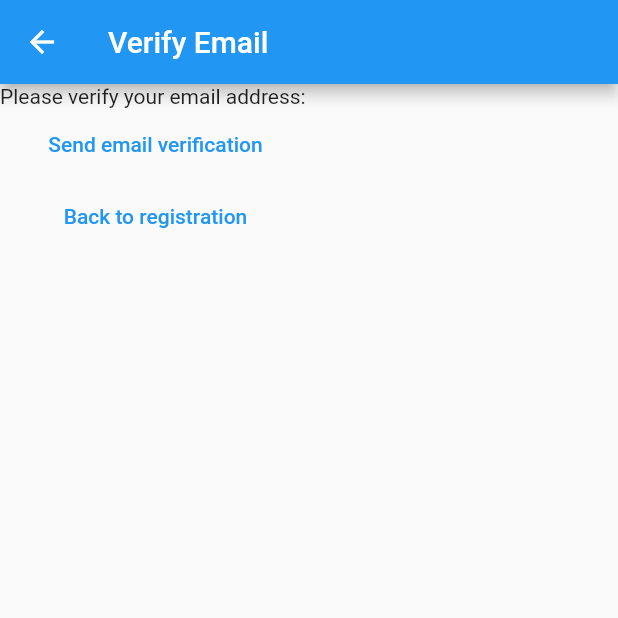
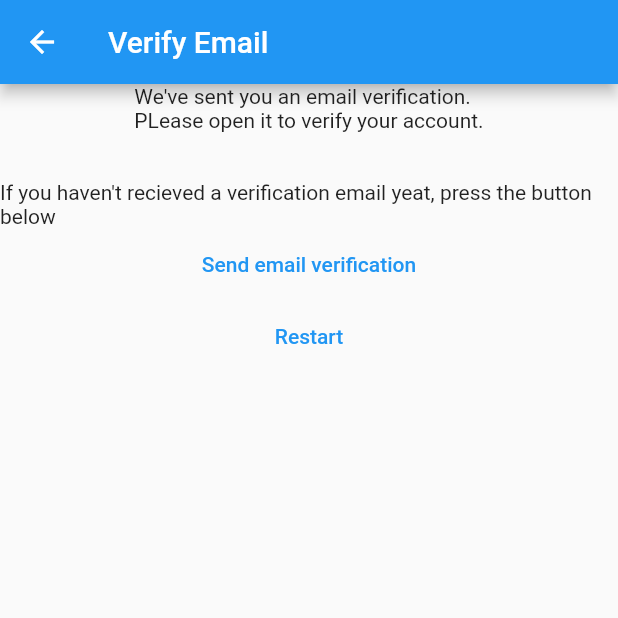
Before and after one commit to Gacha76/Mudra, a Flutter app: the VerifyEmailView screen opened directly, on a phone screen of 412 x 824 dp, the top half of it. Run offline on Flutter 3.47's test engine with Material 2 defaults, Android fonts, the phone set to English and light mode, and no system bars; our stand-ins replace firebase_auth, firebase_core; accounts and stored records are empty.

Commit message:
Ch-22 & Ch-23 done

```diff
--- a/lib/constants/routes.dart
+++ b/lib/constants/routes.dart
@@ -1,3 +1,4 @@
 const loginRoute = '/login/';
 const registerRoute = '/register/';
 const notesRoute = '/notes/';
+const verifyEmailRoute = '/verify-email/';
--- a/lib/main.dart
+++ b/lib/main.dart
@@ -21,6 +21,7 @@ void main() {
         loginRoute: (context) => const LoginView(),
         registerRoute: (context) => const RegisterView(),
         notesRoute: (context) => const NotesView(),
+        verifyEmailRoute: (context) => const VerifyEmailView(),
       },
     ),
   );
--- a/lib/view/verify_email_view.dart
+++ b/lib/view/verify_email_view.dart
@@ -13,10 +13,15 @@ class _VerifyEmailViewState extends State<VerifyEmailView> {
   @override
   Widget build(BuildContext context) {
     return Scaffold(
-      appBar: AppBar(title: const Text("Verify Email"),),
+      appBar: AppBar(
+        title: const Text("Verify Email"),
+      ),
       body: Column(
         children: [
-          const Text("Please verify your email address: "),
+          const Text(
+              "We've sent you an email verification.\nPLease open it to verify your account.\n\n"),
+          const Text(
+              "If you haven't recieved a verification email yeat, press the button below"),
           TextButton(
             onPressed: () async {
               final user = FirebaseAuth.instance.currentUser;
@@ -26,12 +31,13 @@ class _VerifyEmailViewState extends State<VerifyEmailView> {
           ),
           TextButton(
             onPressed: () {
+              FirebaseAuth.instance.signOut();
               Navigator.of(context).pushNamedAndRemoveUntil(
                 registerRoute,
                 (route) => false,
               );
             },
-            child: const Text("Back to registration"),
+            child: const Text("Restart"),
           ),
         ],
       ),
```
Also changed, not shown: lib/view/login_view.dart (+12 -4 lines), lib/view/register_view.dart (+12 -7 lines).
